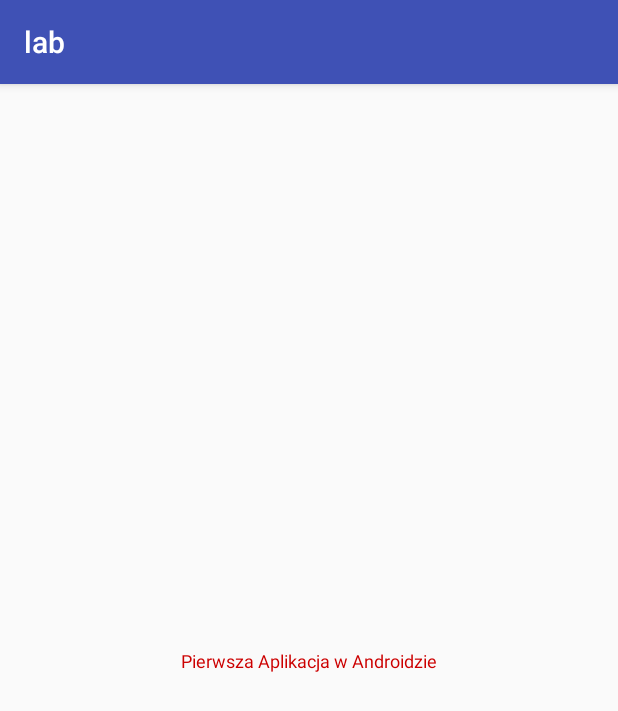
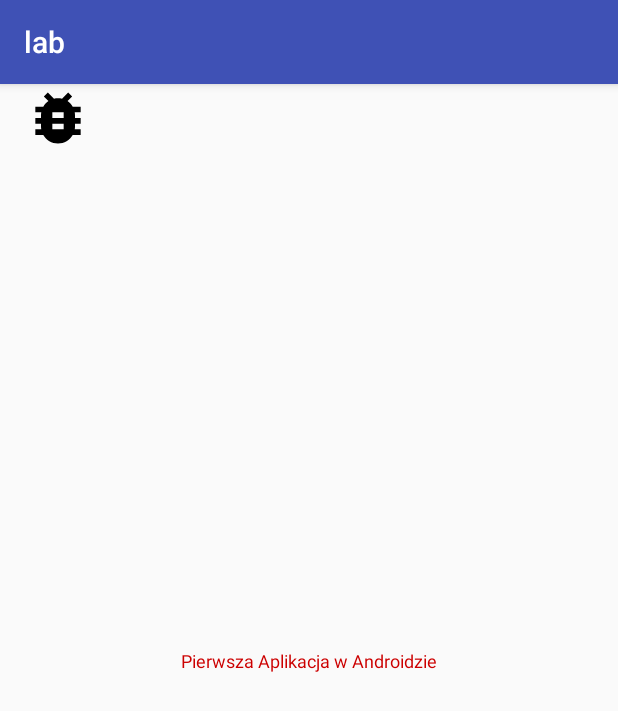
Before and after one commit to agnieszkaradziun/Laboratorium, an Android app: the screen it shows after launch (MainActivity), on a phone screen of 412 x 824 dp. Shown: the top 711 px of the screen. Run offline under Robolectric (Android 15) with nearby library versions, the phone set to English and light mode, and no system bars.

Commit message:
Kolejne zadanie

```diff
--- /dev/null
+++ b/app/src/main/res/drawable/ic_bug_report_black_24dp.xml
@@ -0,0 +1,9 @@
+<vector xmlns:android="http://schemas.android.com/apk/res/android"
+        android:width="24dp"
+        android:height="24dp"
+        android:viewportWidth="24.0"
+        android:viewportHeight="24.0">
+    <path
+        android:fillColor="#FF000000"
+        android:pathData="M20,8h-2.81c-0.45,-0.78 -1.07,-1.45 -1.82,-1.96L17,4.41 15.59,3l-2.17,2.17C12.96,5.06 12.49,5 12,5c-0.49,0 -0.96,0.06 -1.41,0.17L8.41,3 7,4.41l1.62,1.63C7.88,6.55 7.26,7.22 6.81,8L4,8v2h2.09c-0.05,0.33 -0.09,0.66 -0.09,1v1L4,12v2h2v1c0,0.34 0.04,0.67 0.09,1L4,16v2h2.81c1.04,1.79 2.97,3 5.19,3s4.15,-1.21 5.19,-3L20,18v-2h-2.09c0.05,-0.33 0.09,-0.66 0.09,-1v-1h2v-2h-2v-1c0,-0.34 -0.04,-0.67 -0.09,-1L20,10L20,8zM14,16h-4v-2h4v2zM14,12h-4v-2h4v2z"/>
+</vector>
--- a/app/src/main/res/layout/activity_main.xml
+++ b/app/src/main/res/layout/activity_main.xml
@@ -17,4 +17,11 @@
         app:layout_constraintRight_toRightOf="parent"
         app:layout_constraintTop_toTopOf="parent" />
 
+    <ImageView
+        android:layout_width="77dp"
+        android:layout_height="45dp"
+        android:src="@drawable/ic_bug_report_black_24dp"
+        tools:layout_editor_absoluteX="154dp"
+        tools:layout_editor_absoluteY="152dp" />
+
 </android.support.constraint.ConstraintLayout>
```
